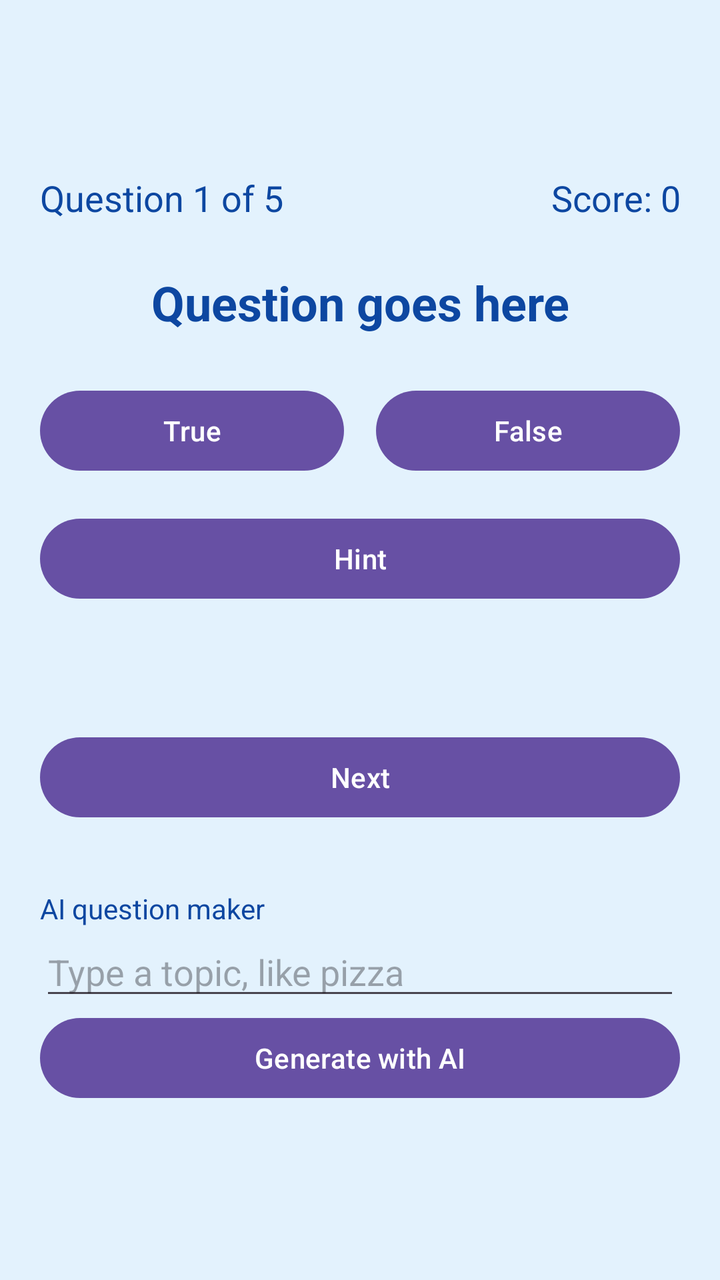
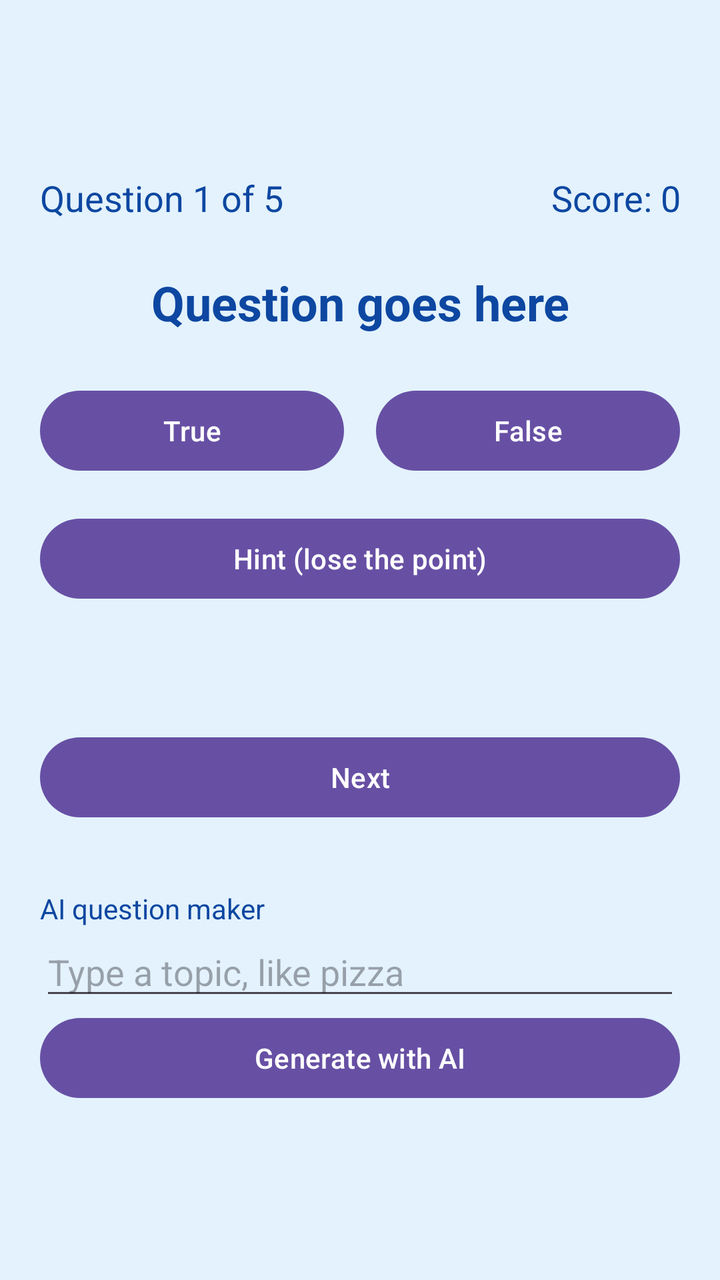

The first picture is an Android layout as it rendered before a commit; the second is the same layout after the commit. The layout source and the unified diff follow.
<!-- AndroidManifest.xml: application theme Theme.QuizAPP -->
<!-- res/layout/activity_main.xml -->
<?xml version="1.0" encoding="utf-8"?>
<androidx.constraintlayout.widget.ConstraintLayout xmlns:android="http://schemas.android.com/apk/res/android"
    xmlns:app="http://schemas.android.com/apk/res-auto"
    xmlns:tools="http://schemas.android.com/tools"
    android:id="@+id/main"
    android:layout_width="match_parent"
    android:layout_height="match_parent"
    android:background="#E3F2FD"
    tools:context=".MainActivity">

    <ScrollView
        android:id="@+id/mainScroll"
        android:layout_width="0dp"
        android:layout_height="0dp"
        android:fillViewport="true"
        app:layout_constraintBottom_toBottomOf="parent"
        app:layout_constraintEnd_toEndOf="parent"
        app:layout_constraintStart_toStartOf="parent"
        app:layout_constraintTop_toTopOf="parent">

    <LinearLayout
        android:layout_width="match_parent"
        android:layout_height="wrap_content"
        android:gravity="center_vertical"
        android:orientation="vertical"
        android:padding="20dp">

        <LinearLayout
            android:layout_width="match_parent"
            android:layout_height="wrap_content"
            android:orientation="horizontal">

            <TextView
                android:id="@+id/progressText"
                android:layout_width="0dp"
                android:layout_height="wrap_content"
                android:layout_weight="1"
                android:text="Question 1 of 5"
                android:textColor="#0D47A1"
                android:textSize="18sp" />

            <TextView
                android:id="@+id/scoreText"
                android:layout_width="0dp"
                android:layout_height="wrap_content"
                android:layout_weight="1"
                android:gravity="end"
                android:text="Score: 0"
                android:textColor="#0D47A1"
                android:textSize="18sp" />
        </LinearLayout>

        <TextView
            android:id="@+id/questionText"
            android:layout_width="match_parent"
            android:layout_height="wrap_content"
            android:layout_marginTop="24dp"
            android:gravity="center"
            android:text="Question goes here"
            android:textColor="#0D47A1"
            android:textSize="24sp"
            android:textStyle="bold" />

        <LinearLayout
            android:layout_width="match_parent"
            android:layout_height="wrap_content"
            android:layout_marginTop="24dp"
            android:orientation="horizontal">

            <Button
                android:id="@+id/trueButton"
                android:layout_width="0dp"
                android:layout_height="wrap_content"
                android:layout_marginEnd="8dp"
                android:layout_weight="1"
                android:text="True" />

            <Button
                android:id="@+id/falseButton"
                android:layout_width="0dp"
                android:layout_height="wrap_content"
                android:layout_marginStart="8dp"
                android:layout_weight="1"
                android:text="False" />
        </LinearLayout>

        <Button
            android:id="@+id/hintButton"
            android:layout_width="match_parent"
            android:layout_height="wrap_content"
            android:layout_marginTop="16dp"
            android:text="Hint" />

        <TextView
            android:id="@+id/feedbackText"
            android:layout_width="match_parent"
            android:layout_height="wrap_content"
            android:layout_marginTop="16dp"
            android:gravity="center"
            android:text=""
            android:textColor="#1565C0"
            android:textSize="22sp" />

        <LinearLayout
            android:layout_width="match_parent"
            android:layout_height="wrap_content"
            android:layout_marginTop="16dp"
            android:orientation="horizontal">

            <Button
                android:id="@+id/nextButton"
                android:layout_width="0dp"
                android:layout_height="wrap_content"
                android:layout_weight="1"
                android:text="Next" />

            <Button
                android:id="@+id/finishedButton"
                android:layout_width="0dp"
                android:layout_height="wrap_content"
                android:layout_weight="1"
                android:text="Finished"
                android:visibility="gone" />
        </LinearLayout>

        <TextView
            android:layout_width="match_parent"
            android:layout_height="wrap_content"
            android:layout_marginTop="32dp"
            android:text="AI question maker"
            android:textColor="#0D47A1"
            android:textSize="14sp" />

        <EditText
            android:id="@+id/topicInput"
            android:layout_width="match_parent"
            android:layout_height="wrap_content"
            android:hint="Type a topic, like pizza"
            android:inputType="text" />

        <Button
            android:id="@+id/generateButton"
            android:layout_width="match_parent"
            android:layout_height="wrap_content"
            android:text="Generate with AI" />
    </LinearLayout>
    </ScrollView>

</androidx.constraintlayout.widget.ConstraintLayout>
<!-- resources referenced by this layout -->
<resources>
  <style name="Theme.QuizAPP" parent="Base.Theme.QuizAPP" />
  <style name="Base.Theme.QuizAPP" parent="Theme.Material3.DayNight.NoActionBar">
          
          
      </style>
</resources>

<!-- the commit's change to res/layout/activity_main.xml (unified diff, before → after) -->
@@ -35,7 +35,7 @@
                 android:layout_width="0dp"
                 android:layout_height="wrap_content"
                 android:layout_weight="1"
-                android:text="Question 1 of 5"
+                android:text="@string/progress_start"
                 android:textColor="#0D47A1"
                 android:textSize="18sp" />
 
@@ -45,7 +45,7 @@
                 android:layout_height="wrap_content"
                 android:layout_weight="1"
                 android:gravity="end"
-                android:text="Score: 0"
+                android:text="@string/score_start"
                 android:textColor="#0D47A1"
                 android:textSize="18sp" />
         </LinearLayout>
@@ -56,7 +56,7 @@
             android:layout_height="wrap_content"
             android:layout_marginTop="24dp"
             android:gravity="center"
-            android:text="Question goes here"
+            android:text="@string/question_placeholder"
             android:textColor="#0D47A1"
             android:textSize="24sp"
             android:textStyle="bold" />
@@ -73,7 +73,7 @@
                 android:layout_height="wrap_content"
                 android:layout_marginEnd="8dp"
                 android:layout_weight="1"
-                android:text="True" />
+                android:text="@string/true_button" />
 
             <Button
                 android:id="@+id/falseButton"
@@ -81,7 +81,7 @@
                 android:layout_height="wrap_content"
                 android:layout_marginStart="8dp"
                 android:layout_weight="1"
-                android:text="False" />
+                android:text="@string/false_button" />
         </LinearLayout>
 
         <Button
@@ -89,7 +89,7 @@
             android:layout_width="match_parent"
             android:layout_height="wrap_content"
             android:layout_marginTop="16dp"
-            android:text="Hint" />
+            android:text="@string/hint_button" />
 
         <TextView
             android:id="@+id/feedbackText"
@@ -112,14 +112,14 @@
                 android:layout_width="0dp"
                 android:layout_height="wrap_content"
                 android:layout_weight="1"
-                android:text="Next" />
+                android:text="@string/next_button" />
 
             <Button
                 android:id="@+id/finishedButton"
                 android:layout_width="0dp"
                 android:layout_height="wrap_content"
                 android:layout_weight="1"
-                android:text="Finished"
+                android:text="@string/finished_button"
                 android:visibility="gone" />
         </LinearLayout>
 
@@ -127,7 +127,7 @@
             android:layout_width="match_parent"
             android:layout_height="wrap_content"
             android:layout_marginTop="32dp"
-            android:text="AI question maker"
+            android:text="@string/ai_title"
             android:textColor="#0D47A1"
             android:textSize="14sp" />
 
@@ -135,14 +135,14 @@
             android:id="@+id/topicInput"
             android:layout_width="match_parent"
             android:layout_height="wrap_content"
-            android:hint="Type a topic, like pizza"
+            android:hint="@string/ai_topic_hint"
             android:inputType="text" />
 
         <Button
             android:id="@+id/generateButton"
             android:layout_width="match_parent"
             android:layout_height="wrap_content"
-            android:text="Generate with AI" />
+            android:text="@string/ai_button" />
     </LinearLayout>
     </ScrollView>
 
<!-- resource entries referenced after the edit -->
@@ -1,5 +1,16 @@
 <!-- resources referenced by this layout -->
 <resources>
+  <string name="ai_button">Generate with AI</string>
+  <string name="ai_title">AI question maker</string>
+  <string name="ai_topic_hint">Type a topic, like pizza</string>
+  <string name="false_button">False</string>
+  <string name="finished_button">Finished</string>
+  <string name="hint_button">Hint (lose the point)</string>
+  <string name="next_button">Next</string>
+  <string name="progress_start">Question 1 of 5</string>
+  <string name="question_placeholder">Question goes here</string>
+  <string name="score_start">Score: 0</string>
+  <string name="true_button">True</string>
   <style name="Theme.QuizAPP" parent="Base.Theme.QuizAPP" />
   <style name="Base.Theme.QuizAPP" parent="Theme.Material3.DayNight.NoActionBar">
           
